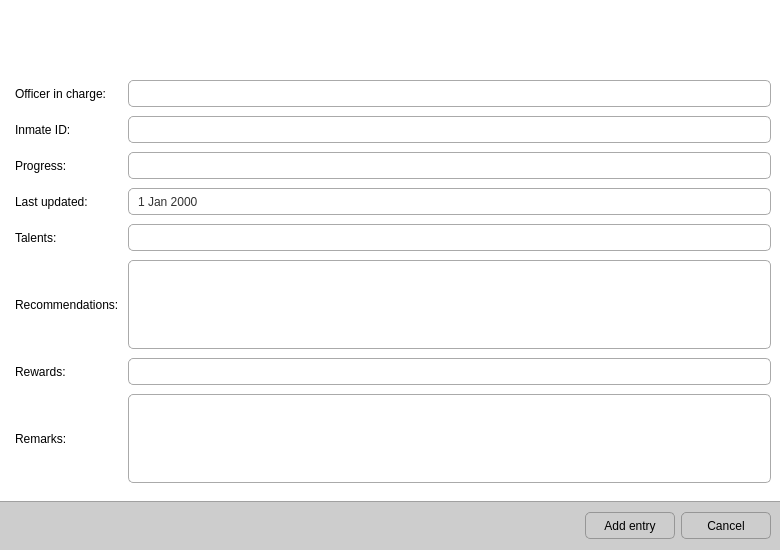
NCNM/PMS_01, file newrehabform.ui: the form before one commit.
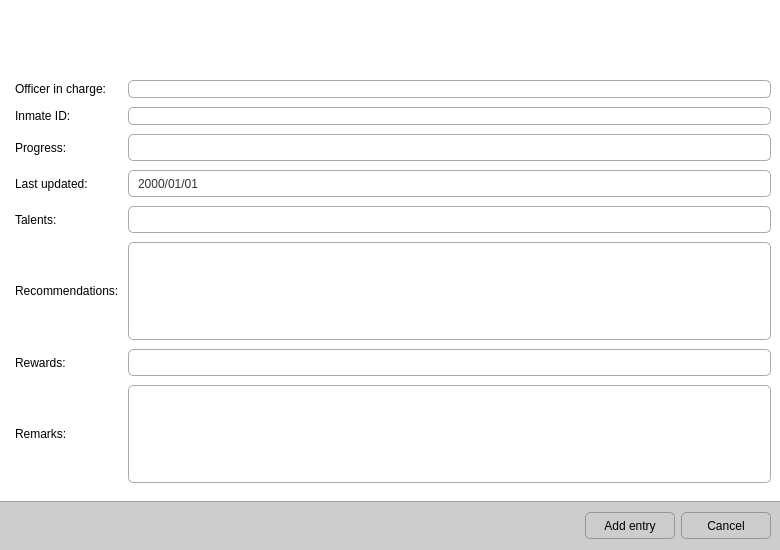
The form after the commit. Icons and pictures are not drawn.

Diff of the .ui file:
```diff
--- a/newrehabform.ui
+++ b/newrehabform.ui
@@ -322,16 +322,6 @@
            </property>
           </widget>
          </item>
-         <item row="0" column="1">
-          <widget class="QLineEdit" name="txtOfficer">
-           <property name="minimumSize">
-            <size>
-             <width>0</width>
-             <height>27</height>
-            </size>
-           </property>
-          </widget>
-         </item>
          <item row="1" column="0">
           <widget class="QLabel" name="label_2">
            <property name="text">
@@ -339,16 +329,6 @@
            </property>
           </widget>
          </item>
-         <item row="1" column="1">
-          <widget class="QLineEdit" name="txtInmate">
-           <property name="minimumSize">
-            <size>
-             <width>0</width>
-             <height>27</height>
-            </size>
-           </property>
-          </widget>
-         </item>
          <item row="2" column="0">
           <widget class="QLabel" name="label_3">
            <property name="text">
@@ -381,6 +361,9 @@
              <height>27</height>
             </size>
            </property>
+           <property name="displayFormat">
+            <string>yyyy/MM/dd</string>
+           </property>
           </widget>
          </item>
          <item row="4" column="0">
@@ -447,6 +430,12 @@
            </property>
           </widget>
          </item>
+         <item row="0" column="1">
+          <widget class="QComboBox" name="comboBox_officerInCharge"/>
+         </item>
+         <item row="1" column="1">
+          <widget class="QComboBox" name="comboBox_inmateID"/>
+         </item>
         </layout>
        </widget>
       </item>
@@ -563,7 +552,7 @@
        </widget>
       </item>
       <item>
-       <widget class="QPushButton" name="pushButton_2">
+       <widget class="QPushButton" name="pushButton">
         <property name="minimumSize">
          <size>
           <width>80</width>
@@ -592,7 +581,7 @@
        </widget>
       </item>
       <item>
-       <widget class="QPushButton" name="pushButton">
+       <widget class="QPushButton" name="pushButton_cancel">
         <property name="minimumSize">
          <size>
           <width>80</width>
```
Left out of the diff: 6 changed lines with no effect on the pictures.
